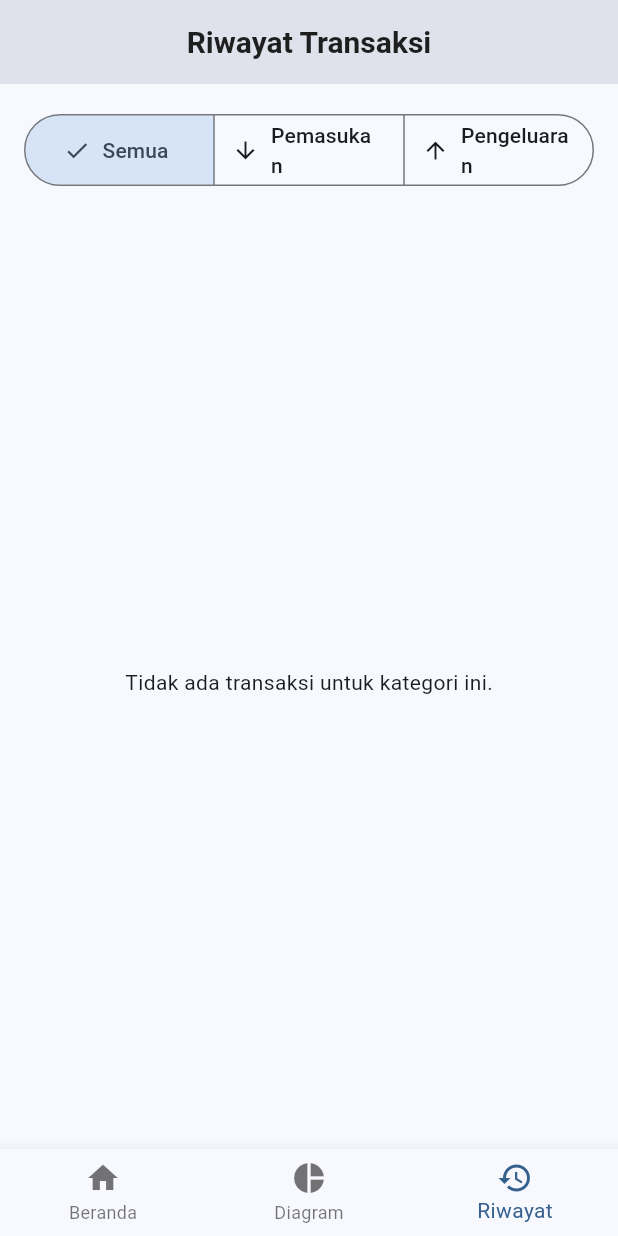
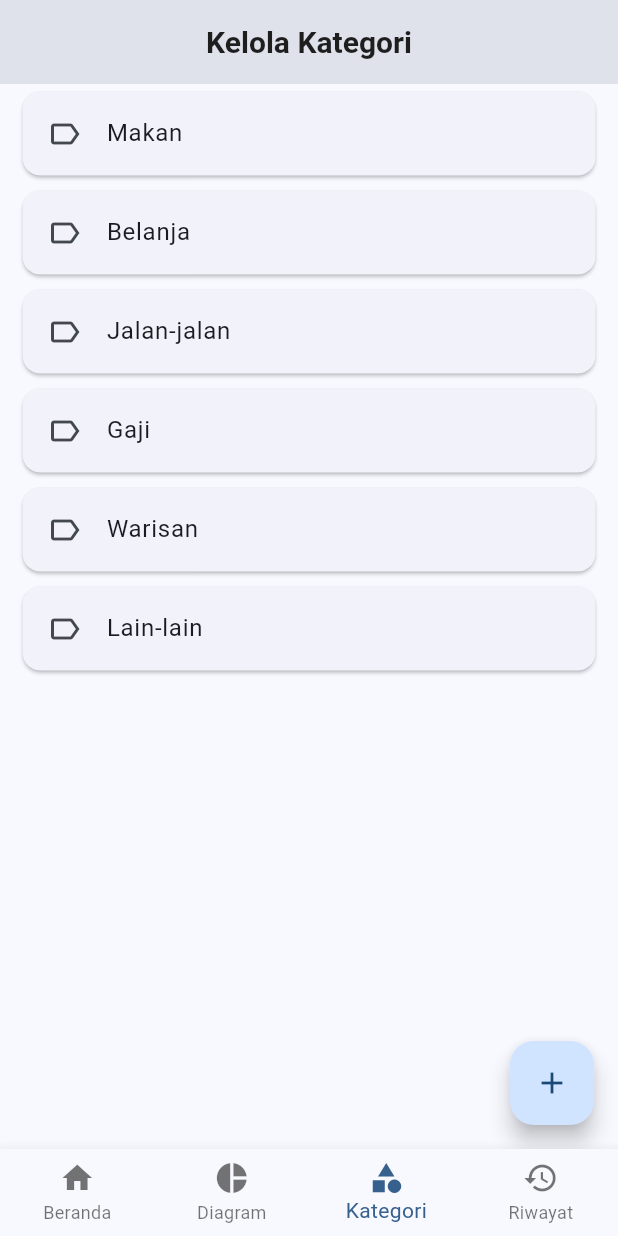
Before and after one commit to HgRayhan08/bilionare_budget_app, a Flutter app: the screen it shows after launch, item 3 of the bottom bar chosen, on a phone screen of 412 x 824 dp. Run offline on Flutter 3.47's test engine with Material 3 defaults, Android fonts, the phone set to English and light mode, and no system bars; our stand-ins replace fl_chart, get, shared_preferences, sqflite; accounts and stored records are empty.

Commit message:
fix fitur create categori

```diff
--- a/lib/pages/bottom_navigasi_page.dart
+++ b/lib/pages/bottom_navigasi_page.dart
@@ -1,3 +1,4 @@
+import 'package:bilionare_budget_app/pages/categori_page.dart';
 import 'package:flutter/material.dart';
 import 'home_page.dart';
 import 'diagram_page.dart';
@@ -13,9 +14,11 @@ class BottomNavigasiPage extends StatefulWidget {
 class _BottomNavigasiPageState extends State<BottomNavigasiPage> {
   int _selectedIndex = 0;
 
+  // --- TAMBAHKAN HALAMAN KATEGORI KE DALAM LIST ---
   final List<Widget> _pages = [
     HomePage(),
     const DiagramPage(),
+    CategoryPage(), // <-- HALAMAN BARU
     const HistoryPage(),
   ];
 
@@ -28,17 +31,19 @@ class _BottomNavigasiPageState extends State<BottomNavigasiPage> {
   @override
   Widget build(BuildContext context) {
     return Scaffold(
-      body: IndexedStack(
-        // Use IndexedStack to keep the state of each page
-        index: _selectedIndex,
-        children: _pages,
-      ),
+      body: IndexedStack(index: _selectedIndex, children: _pages),
       bottomNavigationBar: BottomNavigationBar(
+        type: BottomNavigationBarType.fixed, // Agar semua label terlihat
         items: const <BottomNavigationBarItem>[
           BottomNavigationBarItem(icon: Icon(Icons.home), label: 'Beranda'),
           BottomNavigationBarItem(
             icon: Icon(Icons.pie_chart),
             label: 'Diagram',
+          ),
+          // --- TAMBAHKAN ITEM NAVIGASI BARU ---
+          BottomNavigationBarItem(
+            icon: Icon(Icons.category),
+            label: 'Kategori',
           ),
           BottomNavigationBarItem(icon: Icon(Icons.history), label: 'Riwayat'),
         ],
--- /dev/null
+++ b/lib/pages/categori_page.dart
@@ -0,0 +1,93 @@
+import 'package:bilionare_budget_app/controller/transaction_controller.dart';
+import 'package:bilionare_budget_app/pages/create_categori_page.dart';
+import 'package:flutter/material.dart';
+import 'package:get/get.dart';
+
+class CategoryPage extends StatelessWidget {
+  CategoryPage({super.key});
+
+  final TransactionController _controller = Get.find();
+
+  // Dialog konfirmasi penghapusan
+  Future<bool?> _showConfirmationDialog(BuildContext context, String category) {
+    return Get.defaultDialog<bool>(
+      title: "Konfirmasi Hapus",
+      titleStyle: const TextStyle(fontWeight: FontWeight.bold),
+      middleText:
+          "Apakah Anda yakin ingin menghapus kategori '$category'?\n\n(Transaksi yang sudah ada tidak akan terhapus)",
+      barrierDismissible: false,
+      radius: 15,
+      cancel: TextButton(
+        onPressed: () => Get.back(result: false),
+        child: const Text("Batal"),
+      ),
+      confirm: ElevatedButton(
+        style: ElevatedButton.styleFrom(
+          backgroundColor: Colors.red,
+          foregroundColor: Colors.white,
+        ),
+        onPressed: () => Get.back(result: true),
+        child: const Text("Oke"),
+      ),
+    );
+  }
+
+  @override
+  Widget build(BuildContext context) {
+    return Scaffold(
+      appBar: AppBar(
+        title: const Text('Kelola Kategori'),
+        backgroundColor: Theme.of(context).colorScheme.surfaceVariant,
+      ),
+      body: Obx(() {
+        if (_controller.categories.isEmpty) {
+          return const Center(
+            child: Text('Tidak ada kategori. Tambahkan satu!'),
+          );
+        }
+        return ListView.builder(
+          itemCount: _controller.categories.length,
+          itemBuilder: (context, index) {
+            final category = _controller.categories[index];
+            return Dismissible(
+              key: ValueKey(category),
+              direction: DismissDirection.endToStart,
+              confirmDismiss: (direction) async {
+                return await _showConfirmationDialog(context, category);
+              },
+              onDismissed: (direction) {
+                _controller.removeCategory(category);
+                Get.snackbar(
+                  'Dihapus',
+                  'Kategori "$category" telah dihapus.',
+                  snackPosition: SnackPosition.BOTTOM,
+                );
+              },
+              background: Container(
+                color: Colors.red.shade400,
+                alignment: Alignment.centerRight,
+                padding: const EdgeInsets.only(right: 20),
+                child: const Icon(Icons.delete, color: Colors.white),
+              ),
+              child: Card(
+                margin: const EdgeInsets.symmetric(horizontal: 15, vertical: 5),
+                child: ListTile(
+                  leading: const Icon(Icons.label_outline),
+                  title: Text(category),
+                ),
+              ),
+            );
+          },
+        );
+      }),
+      floatingActionButton: FloatingActionButton(
+        heroTag: 'createCategory',
+        onPressed: () {
+          Get.to(() => const CreateCategoryPage());
+        },
+        tooltip: 'Tambah Kategori',
+        child: const Icon(Icons.add),
+      ),
+    );
+  }
+}
--- a/lib/pages/home_page.dart
+++ b/lib/pages/home_page.dart
@@ -218,11 +218,12 @@ class HomePage extends StatelessWidget {
         ),
       ),
       floatingActionButton: FloatingActionButton(
+        heroTag: 'createTransaction',
         onPressed: () {
           Get.to(() => const AddTransactionPage());
         },
+        tooltip: 'Tambah Transaksi',
         child: const Icon(Icons.add),
-        tooltip: 'Tambah Transaksi',
       ),
     );
   }
```
Also changed, not shown: lib/controller/transaction_controller.dart (+29 -23 lines), lib/local_storage/local_storage.dart (+28 -14 lines), lib/pages/create_categori_page.dart (added, +93 -0 lines).
